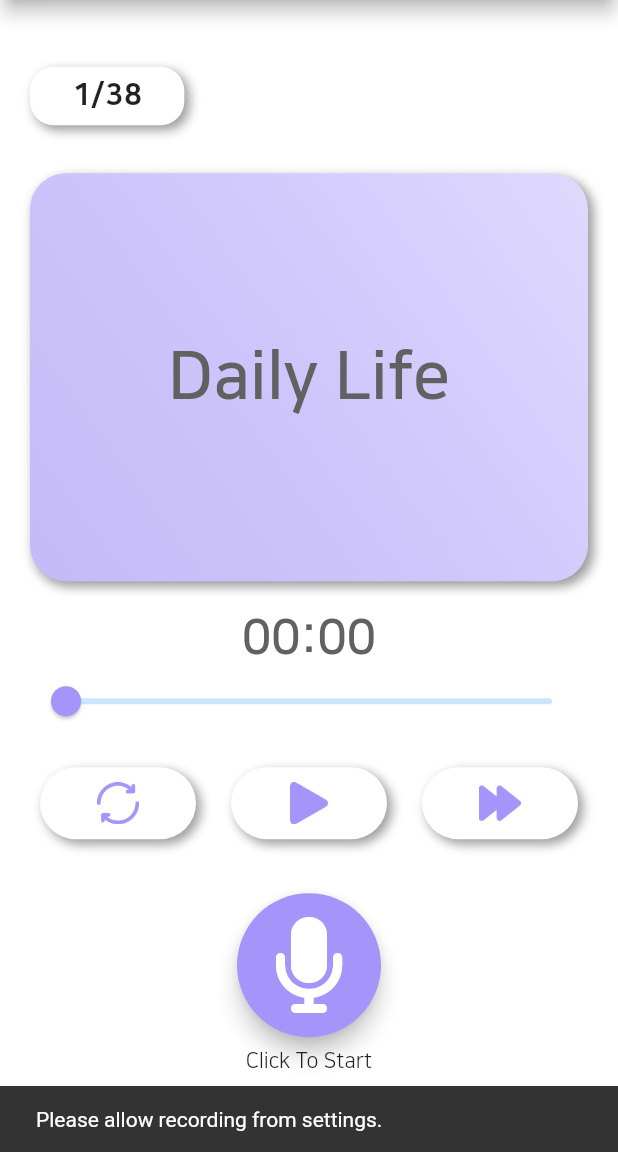
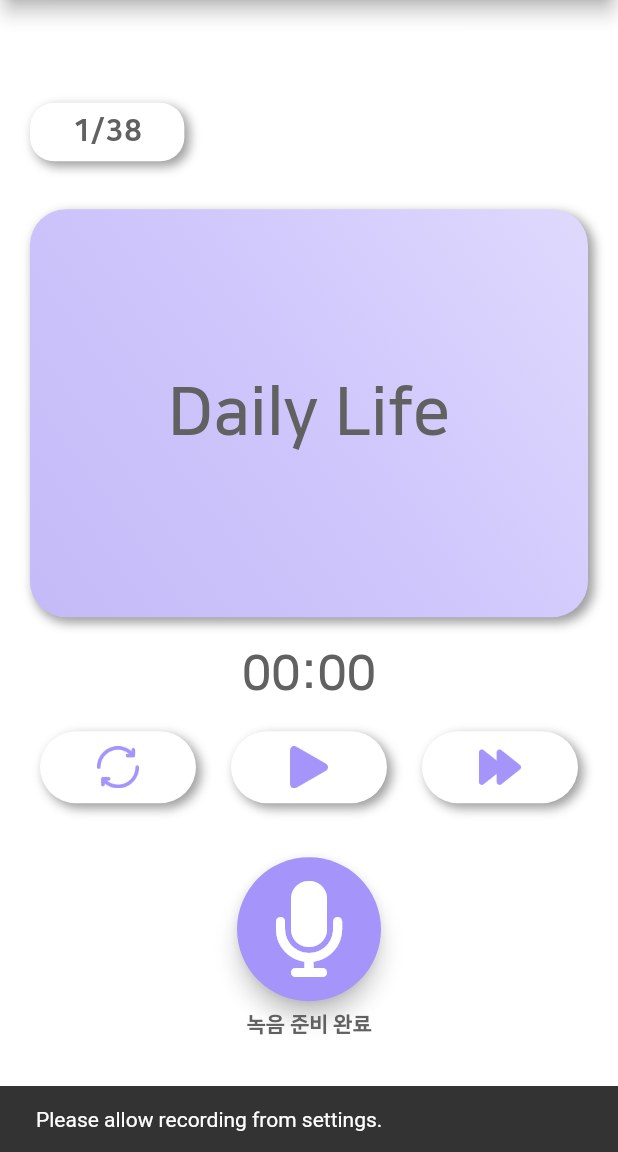
Before and after one commit to VoicePocket/VoicePocket-Flutter, a Flutter app: the screen it shows after launch, after a tap on an icon or button, on a phone screen of 412 x 824 dp, the part 84-1236 px from its top. Run offline on Flutter 3.47's test engine with Material 2 defaults, Android fonts, the light colour scheme and no system bars; our stand-ins replace audioplayers, carousel_slider, font_awesome_flutter, googleapis_auth, permission_handler; missing offline and left inert: flutter_audio_recorder2, gcloud; statements that could not run were skipped.

Commit message:
fix: 재생 버튼 및 재녹음 버튼 무반응 수정

```diff
--- a/lib/screens/recordroom/recordroom_studio_screen.dart
+++ b/lib/screens/recordroom/recordroom_studio_screen.dart
@@ -2,6 +2,7 @@ import 'dart:async';
 import 'dart:io';
 
 import 'package:archive/archive_io.dart';
+import 'package:audioplayers/audioplayers.dart';
 import 'package:flutter/material.dart';
 import 'package:flutter_audio_recorder2/flutter_audio_recorder2.dart';
 import 'package:font_awesome_flutter/font_awesome_flutter.dart';
@@ -69,18 +70,24 @@ class RecordroomStudioScreen extends StatefulWidget {
 }
 
 class _RecordroomStudioScreenState extends State<RecordroomStudioScreen> {
-  late Directory routeDir;
-  int seconds = 0, minutes = 0;
-  String digitSeconds = "00", digitMinutes = "00";
+  Directory modelDir = Directory("");
+  final audioPlayer = AudioPlayer();
+  bool isPlaying = false;
+  Duration duration = Duration.zero;
+  Duration position = Duration.zero;
 
   IconData _recordIcon = FontAwesomeIcons.microphone;
-  String _recordText = 'Click To Start';
+  String _recordText = '녹음 준비 완료';
+  TextStyle _recordTextStyle = TextStyle(
+    color: Colors.grey.shade700,
+    fontWeight: FontWeight.w900,
+  );
   RecordingState _recordingState = RecordingState.unready;
   late FlutterAudioRecorder2 audioRecorder;
 
   int _index = 1;
   final int _maxLine = sentences.length;
-  double _value = 0.0;
+  final double _value = 0.0;
 
   @override
   void initState() {
@@ -88,33 +95,27 @@ class _RecordroomStudioScreenState extends State<RecordroomStudioScreen> {
     FlutterAudioRecorder2.hasPermissions.then((hasPermision) {
       if (hasPermision!) {
         _recordingState = RecordingState.ready;
-        _recordIcon = FontAwesomeIcons.microphoneSlash;
-        _recordText = 'Record';
+        _recordIcon = FontAwesomeIcons.microphone;
+        _recordText = '녹음 준비 완료';
       }
     });
-    createModelFolder().then((dir) => routeDir = dir);
+    createModelFolder().then((dir) => modelDir = dir);
   }
 
-  void toNextPage() {
+  Future setAudio() async {
+    audioPlayer.setReleaseMode(ReleaseMode.stop);
+    final file = File("${modelDir.path}/model_create$_index.wav");
+    audioPlayer.setSourceDeviceFile(file.path);
+    setState(() {});
+  }
+
+  void toNextPage() async {
+    if (_recordingState == RecordingState.recording) {
+      await _stopRecording();
+    }
     setState(() {
       _index = _index + 1;
     });
-  }
-
-  Future<Directory> createModelFolder() async {
-    final routeDir = await getApplicationDocumentsDirectory();
-    final dir = Directory('${routeDir.path}/model');
-    print(dir.parent.path);
-    var status = await Permission.storage.status;
-    if (!status.isGranted) {
-      await Permission.storage.request();
-    }
-    if ((await dir.exists())) {
-      return dir;
-    } else {
-      dir.create();
-      return dir;
-    }
   }
 
   Future<void> _onRecordButtonPressed() async {
@@ -125,9 +126,6 @@ class _RecordroomStudioScreenState extends State<RecordroomStudioScreen> {
 
       case RecordingState.recording:
         await _stopRecording();
-        _recordingState = RecordingState.stopped;
-        _recordIcon = FontAwesomeIcons.solidCircle;
-        _recordText = 'Record new one';
         break;
 
       case RecordingState.stopped:
@@ -144,14 +142,11 @@ class _RecordroomStudioScreenState extends State<RecordroomStudioScreen> {
     }
   }
 
-  void zipEncoder(Directory dir, String zipPath) {
-    var encoder = ZipFileEncoder();
-    encoder.zipDirectory(dir, filename: zipPath);
-  }
-
   _initRecorder() async {
-    String filePath =
-        "${routeDir.path}/${DateTime.now().millisecondsSinceEpoch}.wav";
+    String filePath = "${modelDir.path}/model_create$_index.wav";
+    if (await File(filePath).exists()) {
+      await File(filePath).delete();
+    }
     audioRecorder =
         FlutterAudioRecorder2(filePath, audioFormat: AudioFormat.WAV);
     await audioRecorder.initialized;
@@ -164,6 +159,14 @@ class _RecordroomStudioScreenState extends State<RecordroomStudioScreen> {
 
   _stopRecording() async {
     await audioRecorder.stop();
+    _recordingState = RecordingState.stopped;
+    _recordIcon = FontAwesomeIcons.solidCircle;
+    _recordText = '녹음하기';
+    _recordTextStyle = TextStyle(
+      fontWeight: FontWeight.w900,
+      color: Colors.grey.shade700,
+    );
+    await setAudio();
   }
 
   Future<void> _recordVoice() async {
@@ -174,7 +177,11 @@ class _RecordroomStudioScreenState extends State<RecordroomStudioScreen> {
       await _startRecording();
       _recordingState = RecordingState.recording;
       _recordIcon = FontAwesomeIcons.stop;
-      _recordText = 'Recording';
+      _recordText = '녹음중..';
+      _recordTextStyle = const TextStyle(
+        fontWeight: FontWeight.w900,
+        color: Colors.red,
+      );
     } else {
       if (!mounted) return;
       ScaffoldMessenger.of(context).hideCurrentSnackBar();
@@ -186,14 +193,13 @@ class _RecordroomStudioScreenState extends State<RecordroomStudioScreen> {
     }
   }
 
-  @override
-  void dispose() {
-    _recordingState = RecordingState.unready;
-    super.dispose();
+  void zipEncoder(Directory dir, String zipPath) {
+    var encoder = ZipFileEncoder();
+    encoder.zipDirectory(dir, filename: zipPath);
   }
 
   void completeModelCreate(BuildContext context) async {
-    zipEncoder(routeDir, "${routeDir.parent.path}/psg1478795@naver.com.zip");
+    zipEncoder(modelDir, "${modelDir.parent.path}/psg1478795@naver.com.zip");
     await uploadModelVoiceFileToBucket();
     if (!mounted) return;
     Navigator.of(context).push(
@@ -201,6 +207,29 @@ class _RecordroomStudioScreenState extends State<RecordroomStudioScreen> {
         builder: (context) => const RecordroomMainScreen(),
       ),
     );
+  }
+
+  Future<Directory> createModelFolder() async {
+    final routeDir = await getApplicationDocumentsDirectory();
+    final modelDir = Directory('${routeDir.path}/model');
+    print(modelDir.parent.path);
+    var status = await Permission.storage.status;
+    if (!status.isGranted) {
+      await Permission.storage.request();
+    }
+    if ((await modelDir.exists())) {
+      return modelDir;
+    } else {
+      modelDir.create();
+      return modelDir;
+    }
+  }
+
+  @override
+  void dispose() {
+    _recordingState = RecordingState.unready;
+    audioPlayer.dispose();
+    super.dispose();
   }
 
   @override
@@ -251,9 +280,10 @@ class _RecordroomStudioScreenState extends State<RecordroomStudioScreen> {
                   ),
                   child: Text(
                     "$_index/$_maxLine",
-                    style: const TextStyle(
+                    style: TextStyle(
                       fontSize: Sizes.size20,
                       fontWeight: FontWeight.w900,
+                      color: Colors.grey.shade700,
                     ),
                   ),
                 ),
@@ -307,15 +337,6 @@ class _RecordroomStudioScreenState extends State<RecordroomStudioScreen> {
                 alignment: Alignment.bottomCenter,
                 child: Column(
                   children: [
-                    Slider(
-                      activeColor: Theme.of(context).primaryColor,
-                      value: _value,
-                      onChanged: (value) {
-                        setState(() {
-                          _value = value;
-                        });
-                      },
-                    ),
                     Gaps.v20,
                     Row(
                       mainAxisAlignment: MainAxisAlignment.spaceEvenly,
@@ -340,7 +361,10 @@ class _RecordroomStudioScreenState extends State<RecordroomStudioScreen> {
                           ),
                           child: IconButton(
                             padding: const EdgeInsets.all(10),
-                            onPressed: () => (""),
+                            onPressed: () async {
+                              await _recordVoice();
+                              setState(() {});
+                            },
                             icon: Image.asset(
                               "assets/images/return.png",
                               width: 40,
@@ -369,7 +393,13 @@ class _RecordroomStudioScreenState extends State<RecordroomStudioScreen> {
                           ),
                           child: IconButton(
                             padding: const EdgeInsets.all(10),
-                            onPressed: () {},
+                            onPressed: () async {
+                              if (isPlaying) {
+                                await audioPlayer.pause();
+                              } else {
+                                await audioPlayer.resume();
+                              }
+                            },
                             icon: Image.asset(
                               "assets/images/play-button-arrowhead.png",
                               width: 40,
@@ -434,7 +464,7 @@ class _RecordroomStudioScreenState extends State<RecordroomStudioScreen> {
               ),
               Padding(
                 padding: const EdgeInsets.all(8),
-                child: Text(_recordText),
+                child: Text(_recordText, style: _recordTextStyle),
               ),
             ],
           ),
```
Also changed, not shown: 1 other file.
